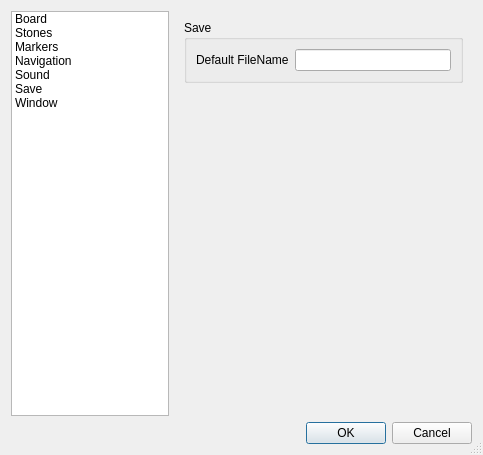
Before: the Qt Designer form setupdialog.ui in nullx002/mugo, drawn with Qt 5.
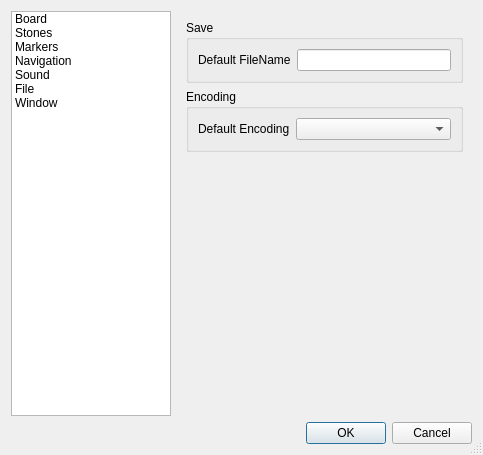
After: the same form once the commit is applied. The open tabs and pages were chosen to show the change.

Commit message: Fixes issue 7 add: default encoding to setup dialog

Diff of the .ui file:
```diff
--- a/setupdialog.ui
+++ b/setupdialog.ui
@@ -21,6 +21,12 @@
     <layout class="QHBoxLayout" name="horizontalLayout">
      <item>
       <widget class="QListWidget" name="categoryList">
+       <property name="sizePolicy">
+        <sizepolicy hsizetype="Minimum" vsizetype="Expanding">
+         <horstretch>0</horstretch>
+         <verstretch>0</verstretch>
+        </sizepolicy>
+       </property>
        <property name="maximumSize">
         <size>
          <width>160</width>
@@ -54,7 +60,7 @@
        </item>
        <item>
         <property name="text">
-         <string>Save</string>
+         <string>File</string>
         </property>
        </item>
        <item>
@@ -741,6 +747,25 @@
            </layout>
           </widget>
          </item>
+         <item>
+          <widget class="QGroupBox" name="encodingGroupBox">
+           <property name="title">
+            <string>Encoding</string>
+           </property>
+           <layout class="QFormLayout" name="formLayout_10">
+            <item row="0" column="0">
+             <widget class="QLabel" name="defaultEncodingLabel">
+              <property name="text">
+               <string>Default Encoding</string>
+              </property>
+             </widget>
+            </item>
+            <item row="0" column="1">
+             <widget class="QComboBox" name="defaultEncodingComboBox"/>
+            </item>
+           </layout>
+          </widget>
+         </item>
          <item>
           <spacer name="verticalSpacer_5">
            <property name="orientation">
```
Left out of the diff: 2 changed lines with no effect on the pictures. The commit also changes 7 other files.
